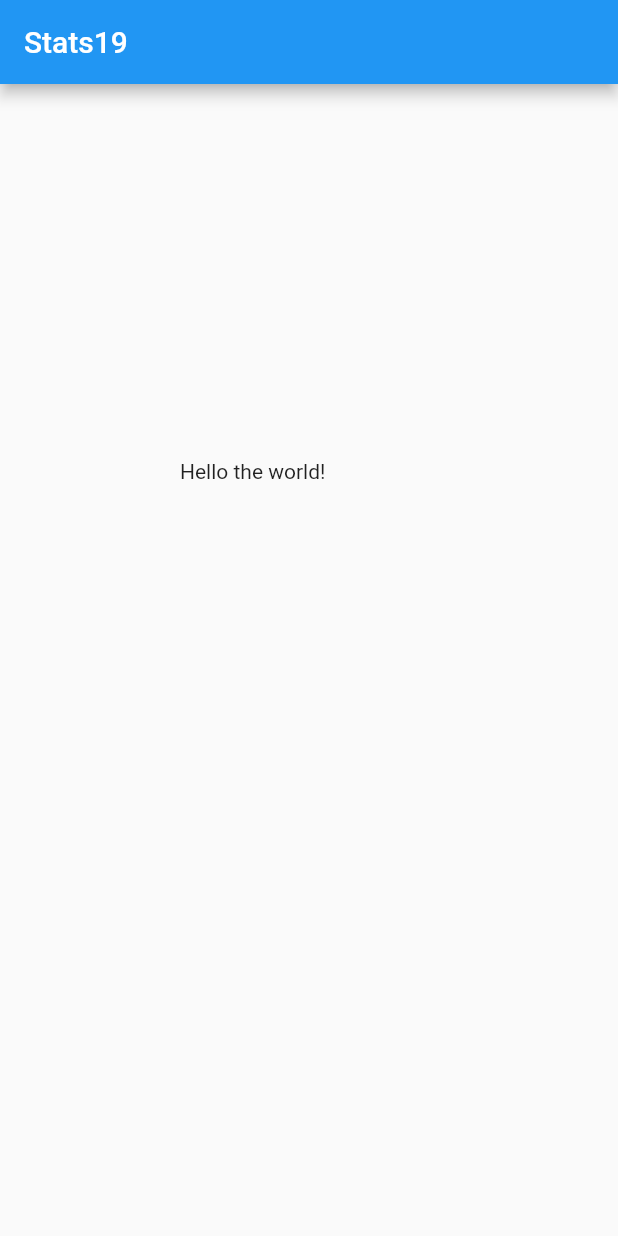
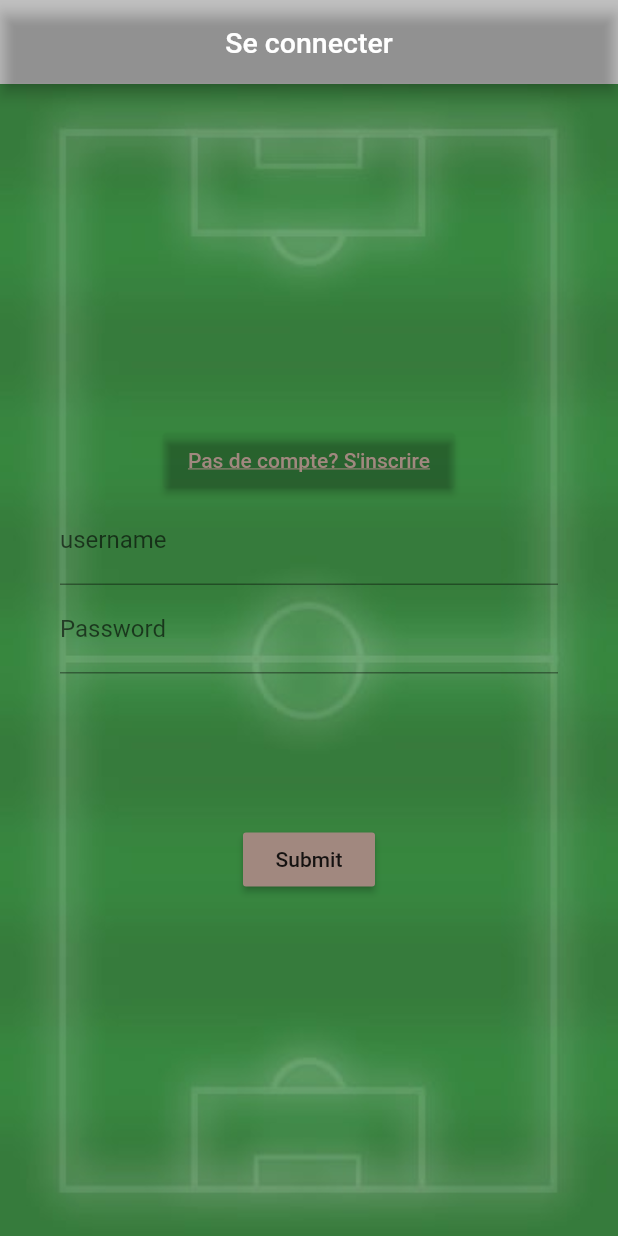
Before and after one commit to stats19/stats19-mobile, a Flutter app: the screen it shows after launch, on a phone screen of 412 x 824 dp. Run offline on Flutter 3.47's test engine with Material 2 defaults, Android fonts, the phone set to English and light mode, and no system bars.

Commit message:
impl inscription and connexion, a little Principal page screen page

```diff
--- /dev/null
+++ b/lib/AppBar_components.dart
@@ -0,0 +1,20 @@
+import 'package:flutter/material.dart';
+
+class Stat19SimpleAppBar extends AppBar{
+  Stat19SimpleAppBar({Key key, String titleName})
+      :super(key:key,
+      title: Center(
+        child: Text(titleName, textAlign: TextAlign.center,
+          style: const TextStyle(
+          color:  const Color(0xffffffff),
+          fontWeight: FontWeight.w500,
+          fontFamily: "Roboto",
+          fontStyle:  FontStyle.normal,
+          fontSize: 19.0),
+        ),
+      ),
+      backgroundColor: Colors.black.withOpacity(0.2),
+      bottomOpacity: 0.345,
+      toolbarOpacity: 1.0,
+      );
+}
--- /dev/null
+++ b/lib/ConnectionScreen.dart
@@ -0,0 +1,104 @@
+
+import 'package:flutter/cupertino.dart';
+import 'package:flutter/material.dart';
+import 'package:stat19_app_mobile/AppBar_components.dart';
+import 'package:stat19_app_mobile/InscriptionScreen.dart';
+import 'package:stat19_app_mobile/principale_screen.dart';
+import 'package:stat19_app_mobile/ressource/themes.dart';
+
+import 'models/user.dart';
+import 'ressource/themes.dart';
+
+class ConnectionForm extends StatefulWidget{
+  @override
+  State<StatefulWidget> createState() {
+    return ConnectionFormState();
+  }
+}
+
+class ConnectionFormState extends State<ConnectionForm>{
+  User _user = new User();
+
+  final _formKey = GlobalKey<FormState>();
+  Widget _username_widget(){
+    return TextFormField(
+      decoration: InputDecoration(labelText: "username"),
+      validator: (String value){
+        if(value.isEmpty) return "Your username is required!";
+        return null;
+      },
+      onSaved: (String value){
+        _user.username = value;
+      },
+    );
+  }
+
+  Widget _password_widget(){
+    return TextFormField(
+      decoration: InputDecoration(labelText: "Password"), obscureText: true,
+      keyboardType: TextInputType.visiblePassword,
+      validator: (String value){
+        if(value.isEmpty) return "Your password is required!";
+        return null;
+      },
+      onSaved: (String value){
+        _user.password = value;
+      }
+    );
+  }
+  @override
+  Widget build(BuildContext context) {
+    return Scaffold(
+        appBar: new Stat19SimpleAppBar(titleName: "Se connecter"),
+        body:
+        Container(
+          decoration: BoxDecoration(
+            image: BODY_BACKGROUND_DECORATION_IMAGE,
+          ),
+          child: Container(
+              margin: EdgeInsets.all(40),
+              child: Form(
+                key: _formKey,
+                child: Column(
+                  mainAxisAlignment: MainAxisAlignment.center,
+                  children: <Widget>[
+                    Container(
+                      child: RaisedButton(
+                          child: Text("Pas de compte? S'inscrire",
+                              style: TextStyle(decoration: TextDecoration.underline, color: GENERAL_BUTTON_COLOR),
+                          ),
+                          color: Colors.transparent,
+                          onPressed: () {
+                            Navigator.push(context, MaterialPageRoute(builder: (context) => (MaterialApp( home:InscriptionForm()))));
+                          }
+                      ),
+                    ),
+                    _username_widget(),
+                    _password_widget(),
+                    SizedBox(height: 100),
+                    RaisedButton(
+                      child: Text("Submit"),
+                      color: GENERAL_BUTTON_COLOR,
+                      onPressed: (){
+                        if(!_formKey.currentState.validate()) {
+                          return;
+                        }
+                        _formKey.currentState.save();
+                        print("username: " + _user.username);
+                        print("pswd: " + _user.password);
+                        /**
+                         * //TODO : get user with paswd == pswdDB and username == usernameDB using  Authentificacation
+                         * redirect to another main page (Done) And TODO : valid auhentification without passing by connection page
+                         */
+                        Navigator.push(context, MaterialPageRoute(builder: (context) => MainPage()));
+                       //TODO : find a way to clear Input after validation ( _formKey.currentState.reset();)
+
+                      },
+                    )
+                  ]),
+                ),
+              ),
+          )
+    );
+  }
+}
--- a/lib/main.dart
+++ b/lib/main.dart
@@ -1,28 +1,22 @@
 import 'package:flutter/material.dart';
 import 'package:flutter/widgets.dart';
+import 'package:stat19_app_mobile/principale_screen.dart';
 
-void main() => runApp(MyApp());
+import 'ConnectionScreen.dart';
 
-class MyApp extends StatelessWidget {
-  @override
-  Widget build(BuildContext context) {
+//void main() => runApp(MaterialApp(
+//    home:InscriptionForm()));
 
-    return MaterialApp(
-      home: Scaffold(
-        appBar: AppBar(
-          title: Text('Stats19'),
-        ),
-        body: Stack(
-          children: [
-           // Text('Hello the world!',textAlign: TextAlign.center),
-            Positioned(
-              top: 250,
-              left: 120,
-              child: Text('Hello the world!'),
-            ),
-          ],
-        ),
-      ),
-    );
-  }
+void main(){
+
+    if (Authenticaction()){
+      //If user is authentified
+      runApp(MainPage());
+    }else{
+      runApp(MaterialApp( home:ConnectionForm()));
+    }
 }
+
+bool Authenticaction(){
+  return false;
+}
--- /dev/null
+++ b/lib/models/user.dart
@@ -0,0 +1,24 @@
+
+class User{
+  int _id; //auto-generate
+  String _username;
+  String _email;
+  String _password;
+  User();
+  User.factory(this._username,this._email,this._password){
+    this._id = null;
+  }
+  get id => _id;
+  get username => _username;
+  get email => _email;
+  get password => _password;
+
+  set id(int id) => _id = id;
+  set username(String username) => _username = username;
+  set email(String email) => _email = email;
+  set password(String password) => _password = password;
+
+  String toString(){
+    return "{id:'${_id}', username: '${_username}' ,email: '${email}', password: '${_password}' }";
+  }
+}
--- /dev/null
+++ b/lib/ressource/themes.dart
@@ -0,0 +1,11 @@
+
+import 'package:flutter/cupertino.dart';
+import 'package:flutter/material.dart';
+
+final Color APP_BACKGROUND_COLOR = Colors.limeAccent;
+final Color GENERAL_BUTTON_COLOR = Colors.brown[300];
+// ignore: non_constant_identifier_names
+final DecorationImage BODY_BACKGROUND_DECORATION_IMAGE = DecorationImage(
+    image: AssetImage("images/background.jpg"),
+    fit: BoxFit.fill,
+  );
--- a/pubspec.yaml
+++ b/pubspec.yaml
@@ -34,7 +34,8 @@ dev_dependencies:
 
 # The following section is specific to Flutter.
 flutter:
-
+  assets:
+    - images/background.jpg
   # The following line ensures that the Material Icons font is
   # included with your application, so that you can use the icons in
   # the material Icons class.
```
Also changed, not shown: lib/InscriptionScreen.dart (added, +119 -0 lines), lib/principale_screen.dart (added, +24 -0 lines), lib/ressource/values.dart (added, +7 -0 lines), images/background.jpg (added), 2 other files.
